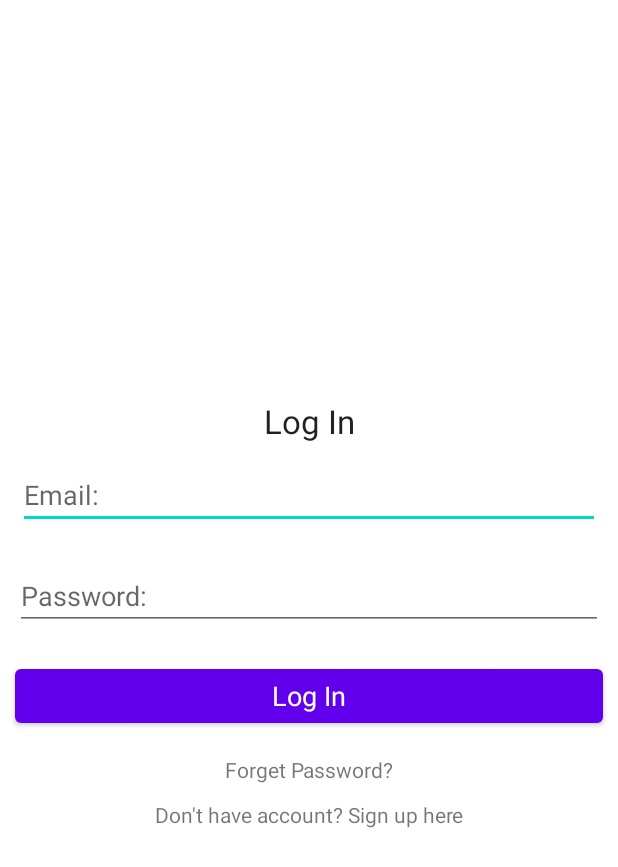
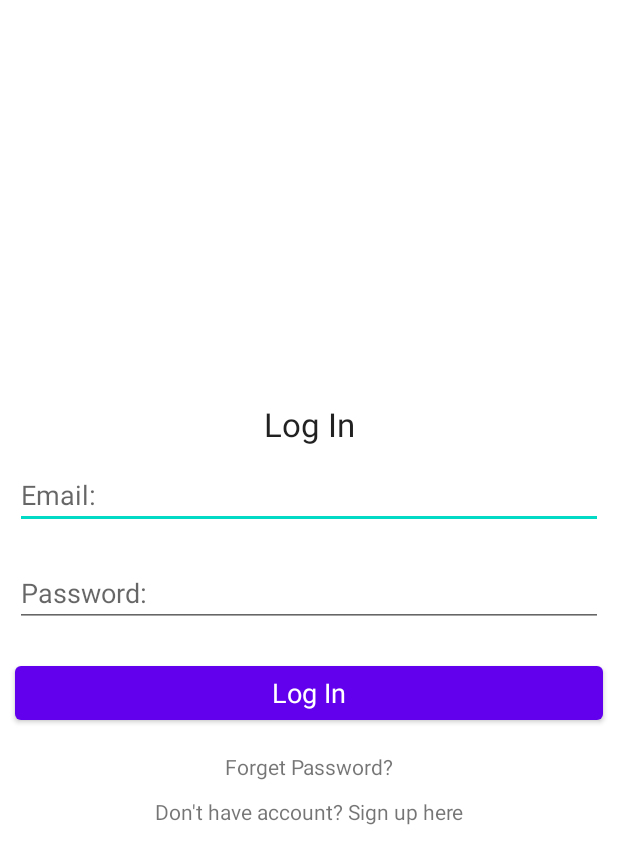
Before and after one commit to xEren2809/BudgetTracker, an Android app: the layout login_main.xml on its own in the app's theme, with its tools: preview values and no code run, on a phone screen of 412 x 824 dp. Shown: the top 867 px of the screen. Run offline under Robolectric (Android 15) with nearby library versions, the light colour scheme and no system bars.

Commit message:
von 12dp auf 10dp

```diff
--- a/app/src/main/res/layout/login_main.xml
+++ b/app/src/main/res/layout/login_main.xml
@@ -32,7 +32,7 @@
             <EditText
                 android:layout_width="match_parent"
                 android:layout_height="wrap_content"
-                android:layout_margin="12dp"
+                android:layout_margin="10dp"
                 android:hint="Email:"
                 android:id="@+id/email_login"
                 />
```
